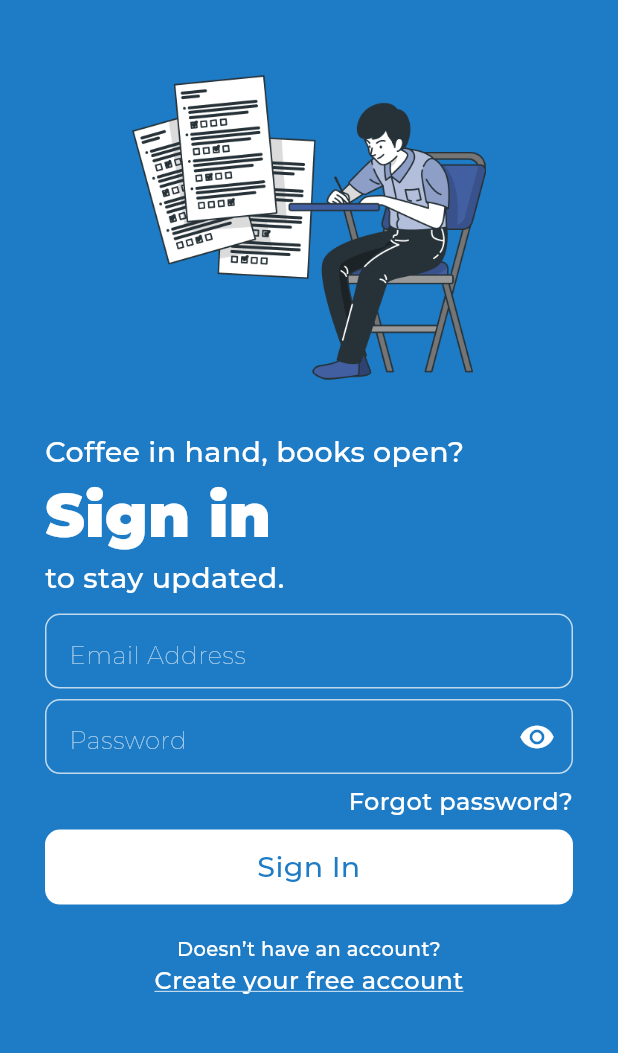
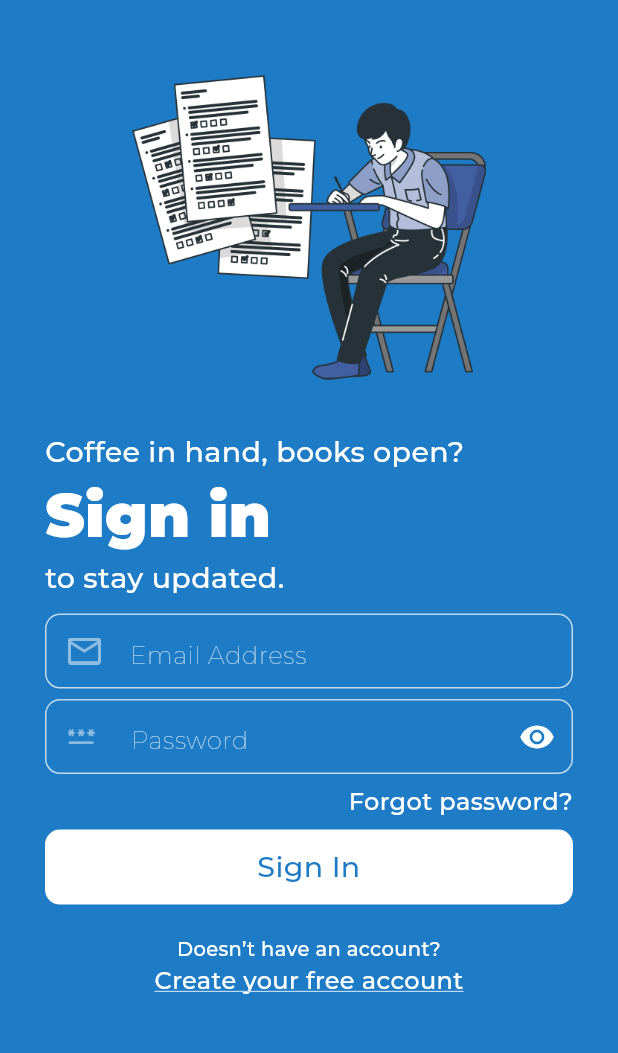
Before and after one commit to adarshcm10/Xamify, a Flutter app: the SignIn screen opened directly, on a phone screen of 412 x 824 dp, the part 101-1154 px from its top. Run offline on Flutter 3.47's test engine with Material 3 defaults, Android fonts, the phone set to English and light mode, and no system bars; our stand-ins replace firebase_auth, firebase_core; accounts and stored records are empty; project files that could hold a hidden picture were left out.

Commit message:
prefix icon added

```diff
--- a/lib/signin.dart
+++ b/lib/signin.dart
@@ -103,6 +103,13 @@ class _SignInState extends State<SignIn> {
                   height: 50,
                   child: TextField(
                     decoration: InputDecoration(
+                        prefixIcon: Padding(
+                          padding: const EdgeInsets.all(15.0),
+                          child: Image.asset(
+                            'assets/mail.png',
+                            height: 10,
+                          ),
+                        ),
                         hintText: 'Email Address',
                         hintStyle: TextStyle(
                           color: Colors.white.withOpacity(0.699999988079071),
@@ -114,9 +121,10 @@ class _SignInState extends State<SignIn> {
                             borderRadius: BorderRadius.circular(10),
                             borderSide: const BorderSide(
                                 color: Color(0xFFBFDAEF), width: 1)),
-                        focusedBorder: const OutlineInputBorder(
-                            borderSide: BorderSide(
-                                color: Color(0xFFBFDAEF), width: 1))),
+                        focusedBorder: OutlineInputBorder(
+                            borderRadius: BorderRadius.circular(6),
+                            borderSide: const BorderSide(
+                                color: Color(0xFFFFFFFF), width: 1))),
                     style: const TextStyle(color: Colors.white, fontSize: 20),
                     cursorColor: Colors.white,
                   ),
@@ -128,6 +136,14 @@ class _SignInState extends State<SignIn> {
                   height: 50,
                   child: TextField(
                     decoration: InputDecoration(
+                        prefixIcon: Padding(
+                          padding: const EdgeInsets.only(
+                              left: 15, top: 20, bottom: 20, right: 20),
+                          child: Image.asset(
+                            'assets/password.png',
+                            height: 10,
+                          ),
+                        ),
                         suffixIcon: IconButton(
                           onPressed: toggleicon,
                           icon: eyeicon,
@@ -144,9 +160,10 @@ class _SignInState extends State<SignIn> {
                             borderRadius: BorderRadius.circular(10),
                             borderSide: const BorderSide(
                                 color: Color(0xFFBFDAEF), width: 1)),
-                        focusedBorder: const OutlineInputBorder(
-                            borderSide: BorderSide(
-                                color: Color(0xFFBFDAEF), width: 1))),
+                        focusedBorder: OutlineInputBorder(
+                            borderRadius: BorderRadius.circular(6),
+                            borderSide: const BorderSide(
+                                color: Color(0xFFFFFFFF), width: 1))),
                     style: const TextStyle(color: Colors.white, fontSize: 20),
                     obscureText: !visible,
                     cursorColor: Colors.white,
```
Also changed, not shown: assets/mail.png, assets/password.png.
